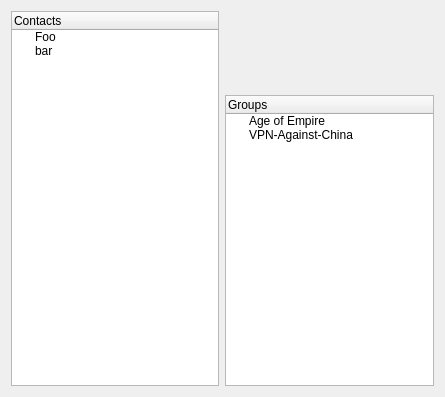
Above: client/qt/bodymain.ui from LaKabane/tNETacle before the change. Below: the same form after it.
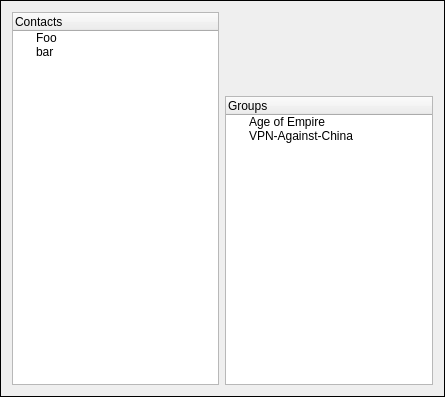
That is the form after the change. Icons and pictures are not drawn.

Commit message: change header and body by frame and give a minimum size, display correctly

Patch:
```diff
--- a/client/qt/bodymain.ui
+++ b/client/qt/bodymain.ui
@@ -1,7 +1,7 @@
 <?xml version="1.0" encoding="UTF-8"?>
 <ui version="4.0">
  <class>bodymain</class>
- <widget class="QWidget" name="bodymain">
+ <widget class="QFrame" name="bodymain">
   <property name="geometry">
    <rect>
     <x>0</x>
@@ -17,6 +17,9 @@
    <iconset resource="../share/img/client.qrc">
     <normaloff>:/tools/root_notconnected.png</normaloff>:/tools/root_notconnected.png</iconset>
   </property>
+  <property name="frameShape">
+   <enum>QFrame::Box</enum>
+  </property>
   <layout class="QGridLayout" name="gridLayout">
    <item row="1" column="2">
     <widget class="QPushButton" name="deletePeer">
```
The commit also changes 7 other files.
